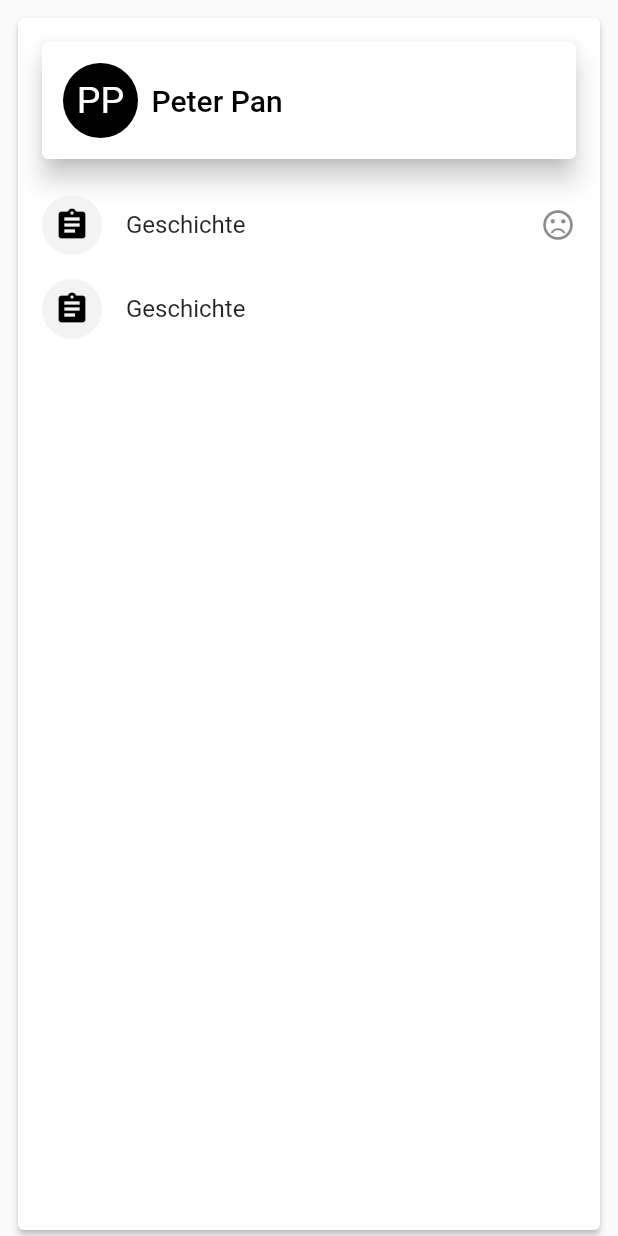
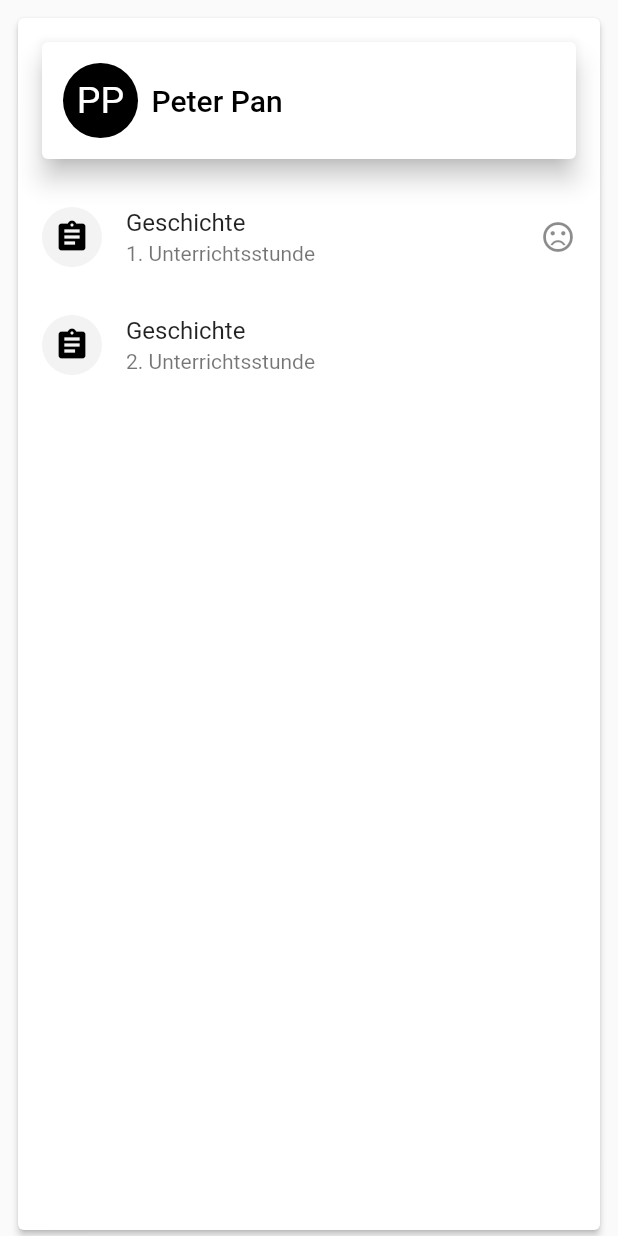
Before and after one commit to chauvu183/flexed-mobile, a Flutter app: the StudentPage widget shown alone on an empty page, opened directly with sample values from the repository, on a phone screen of 412 x 824 dp. Run offline on Flutter 3.47's test engine with Material 2 defaults, Android fonts, the phone set to English and light mode, and no system bars.

Commit message:
makeshift lessonNumber display

```diff
--- a/lib/pages/feedback/widgets/student_carousel/widgets/student_page.dart
+++ b/lib/pages/feedback/widgets/student_carousel/widgets/student_page.dart
@@ -86,7 +86,7 @@ class _StudentPageState extends State<StudentPage> {
             backgroundColor: Theme.of(context).primaryColorLight,
           ),
           title: Text(tracking.subject.title),
-          // subtitle: Text('Begonnen: ' + DateFormat('dd.MM.yyyy').format(tracking.date)),
+          subtitle: Text('${tracking.lessonNumber}. Unterrichtsstunde'),
           trailing: tracking.rating == Rating.UNDEFINED ? null : _ratingSentiment(tracking.rating),
           onTap: () => showModalBottomSheet(context: context, builder: (context) => RatingSheet(tracking)).then((value) => {
             setState(() => null)
```
